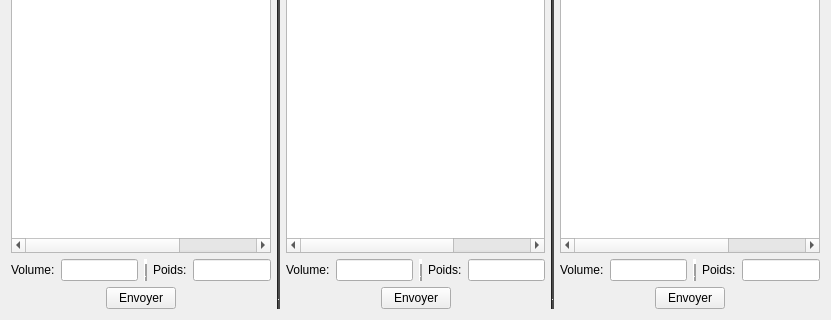
Old version of the form serveurLivraison/widget.ui in the repository dnalexen/livraisonColis; both pictures show x 0 to 831 and y 212 to 532 of the 831 by 532 pixel window.
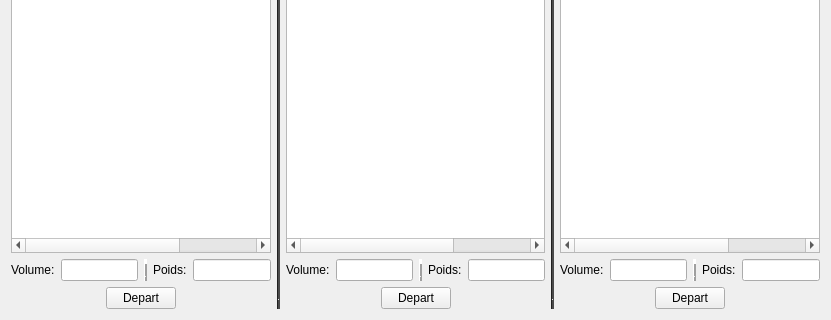
New version of the form.

```diff
--- a/serveurLivraison/widget.ui
+++ b/serveurLivraison/widget.ui
@@ -134,7 +134,7 @@
             </size>
            </property>
            <property name="text">
-            <string>Envoyer</string>
+            <string>Depart</string>
            </property>
           </widget>
          </item>
@@ -710,7 +710,7 @@
             </size>
            </property>
            <property name="text">
-            <string>Envoyer</string>
+            <string>Depart</string>
            </property>
           </widget>
          </item>
@@ -1286,7 +1286,7 @@
             </size>
            </property>
            <property name="text">
-            <string>Envoyer</string>
+            <string>Depart</string>
            </property>
           </widget>
          </item>
```
